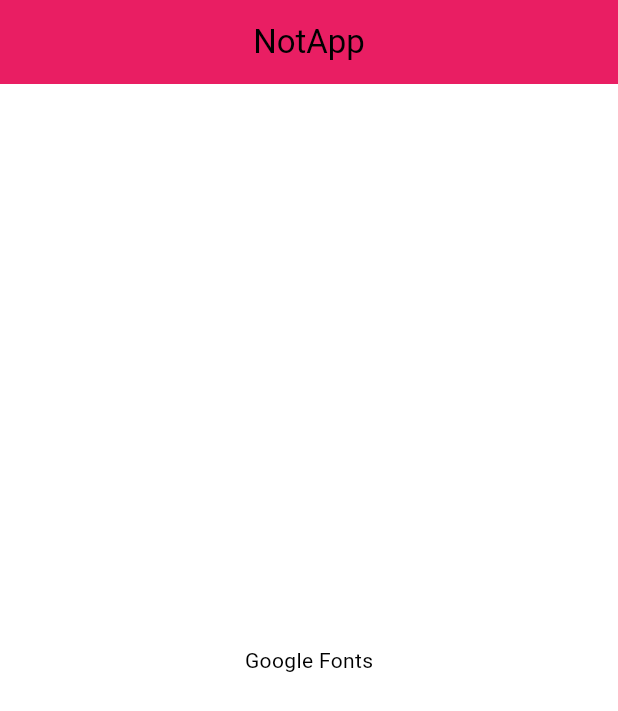
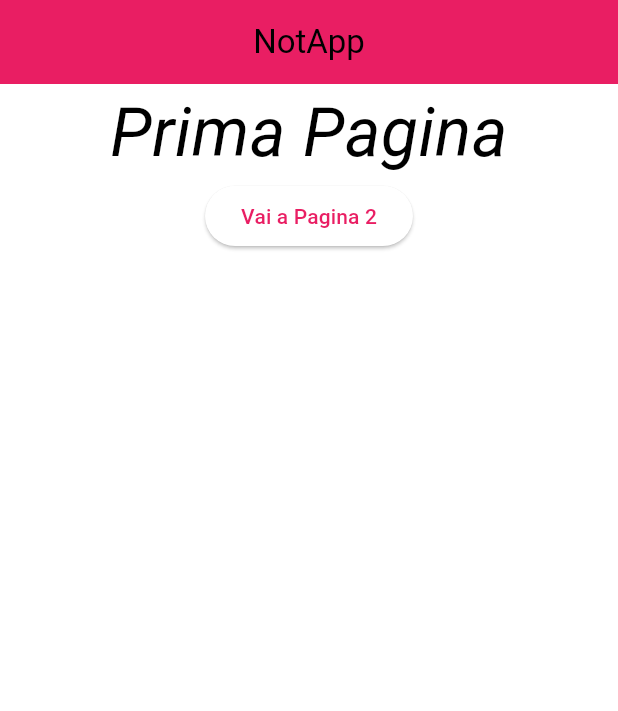
Before and after one commit to Tony-jdl/corso_flutter, a Flutter app: the screen it shows after launch, on a phone screen of 412 x 824 dp. Shown: the top 711 px of the screen. Run offline on Flutter 3.47's test engine with Material 3 defaults, Android fonts, the phone set to English and light mode, and no system bars.

Commit message:
Navigazione tra schermate

```diff
--- a/lib/main.dart
+++ b/lib/main.dart
@@ -1,3 +1,6 @@
+import 'package:corso_flutter/RouteGenerator.dart';
+import 'package:corso_flutter/screens/PrimaPagina.dart';
+import 'package:corso_flutter/screens/SecondaPagina.dart';
 import 'package:flutter/material.dart';
 
 void main() {
@@ -7,62 +10,40 @@ void main() {
 class MyApp extends StatelessWidget {
   const MyApp({super.key});
 
+  static const data = 'data';
+
   // This widget is the root of your application.
   @override
   Widget build(BuildContext context) {
     return MaterialApp(
-      title: 'Flutter Demo',
+      title: 'NotApp',
       theme: ThemeData(
         colorScheme: ColorScheme.fromSwatch(primarySwatch: Colors.pink),
-        // primarySwatch: Colors.indigo,
-        // textTheme: const TextTheme(
-        //   bodyMedium: TextStyle(
-        //       fontWeight: FontWeight.w400,
-        //       fontSize: 50.0,
-        //       fontStyle: FontStyle.italic,
-        //       color: Colors.pink),
-        // ),
-        // appBarTheme: const AppBarTheme(
-        //   backgroundColor: Colors.teal
-        // ),
-        // scaffoldBackgroundColor: Colors.deepPurpleAccent,
-        // brightness: Brightness.dark
-        // primarySwatch: Colors.indigo, // insieme di colori predefiniti
-        // colorScheme: ColorScheme.fromSwatch(
-        //   primarySwatch: Colors.orange,
-        //   accentColor: Colors.teal,
-        //   backgroundColor: Colors.pinkAccent,
-        // ), // schema colore
       ),
-      // darkTheme: ThemeData.dark(), // temadark
-      home: const MyHomePage(title: 'NotApp'),
+      home: const MyHomePage(),
+      onGenerateRoute: RouteGenerator.generateRoute, // generatore dinamico route
+      // routes: {
+      //   '/prima': (context) => Primapagina(),
+      //   '/seconda': (context) => Secondapagina(data: data),
+      // },
     );
   }
 }
 
 class MyHomePage extends StatefulWidget {
-  const MyHomePage({super.key, required this.title});
+  const MyHomePage({super.key});
 
-  final String title;
+  // final String title;
 
   @override
   State<MyHomePage> createState() => _MyHomePageState();
 }
 
 class _MyHomePageState extends State<MyHomePage> {
-  // final lista = [1, 2, 3, 4, 5, 6, 7, 8, 9, 10, 11, 12];
-
   @override
   Widget build(BuildContext context) {
     return Scaffold(
-      appBar: AppBar(
-        title: Text(widget.title),
-        centerTitle: true,
-         backgroundColor: Theme.of(context).colorScheme.primary, // in questo modo ovrascrivo il tema applicato sopra in ThemeData()
-      ),
-      body: const Center(
-        child: Text('Google Fonts'),
-      ),
+      body: Primapagina(),
     );
   }
 }
--- /dev/null
+++ b/lib/screens/PrimaPagina.dart
@@ -0,0 +1,37 @@
+import 'package:corso_flutter/screens/SecondaPagina.dart';
+import 'package:flutter/material.dart';
+
+class Primapagina extends StatelessWidget {
+  const Primapagina({super.key});
+
+  @override
+  Widget build(BuildContext context) {
+    return Scaffold(
+      appBar: AppBar(
+        title: const Text('NotApp'),
+        centerTitle: true,
+        backgroundColor: Theme.of(context).colorScheme.primary,
+      ),
+      body: Center(
+        child: Column(
+          children: [
+            const Text(
+              'Prima Pagina',
+              style: TextStyle(fontSize: 45, fontStyle: FontStyle.italic),
+            ),
+            ElevatedButton(
+                onPressed: () {
+                  Navigator.pushNamed(context,
+                      '/seconda', arguments: 'qwerty'); // questa modalità si usa col routing impostato nel main.dart
+                  // Navigator.push(
+                  //     context,
+                  //     MaterialPageRoute<void>(
+                  //         builder: (context) => Secondapagina(data: 'ciao',)));
+                },
+                child: const Text('Vai a Pagina 2'))
+          ],
+        ),
+      ),
+    );
+  }
+}
```
Also changed, not shown: lib/RouteGenerator.dart (added, +23 -0 lines), lib/screens/PaginaErrore.dart (added, +31 -0 lines), lib/screens/SecondaPagina.dart (added, +42 -0 lines).
